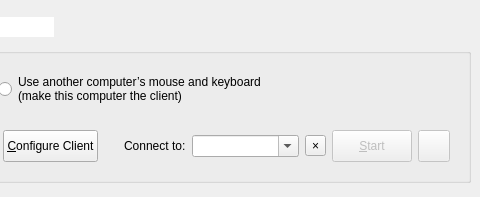
This is src/lib/gui/MainWindow.ui in youxia173/DeskConnect as Qt 5 draws it before an edit; both pictures show x 491 to 971 and y 0 to 197 of the 971 by 197 pixel window. The edited form follows.
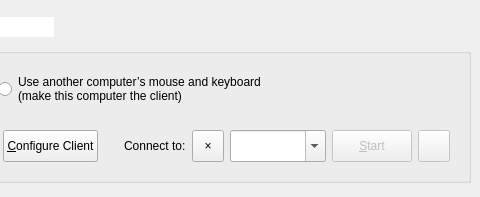
This is the edited form. Icons and pictures are not drawn.

Diff of the .ui file:
```diff
--- a/src/lib/gui/MainWindow.ui
+++ b/src/lib/gui/MainWindow.ui
@@ -398,6 +398,22 @@
                </property>
               </widget>
              </item>
+             <item>
+              <widget class="QToolButton" name="btnRemoveHostname">
+               <property name="minimumSize">
+                <size>
+                 <width>32</width>
+                 <height>32</height>
+                </size>
+               </property>
+               <property name="toolTip">
+                <string>Remove the selected address from history</string>
+               </property>
+               <property name="text">
+                <string>×</string>
+               </property>
+              </widget>
+             </item>
              <item>
               <widget class="QComboBox" name="comboHostname">
                <property name="sizePolicy">
@@ -406,6 +422,12 @@
                  <verstretch>0</verstretch>
                 </sizepolicy>
                </property>
+               <property name="minimumSize">
+                <size>
+                 <width>0</width>
+                 <height>32</height>
+                </size>
+               </property>
                <property name="toolTip">
                 <string>&lt;html&gt;Hostname or IP address of the server computer.&lt;br/&gt;May contain a comma separated list.&lt;br/&gt;Successfully connected addresses are remembered here.&lt;/html&gt;</string>
                </property>
@@ -417,16 +439,6 @@
                </property>
               </widget>
              </item>
-             <item>
-              <widget class="QToolButton" name="btnRemoveHostname">
-               <property name="toolTip">
-                <string>Remove the selected address from history</string>
-               </property>
-               <property name="text">
-                <string>×</string>
-               </property>
-              </widget>
-             </item>
             </layout>
            </widget>
           </item>
```
